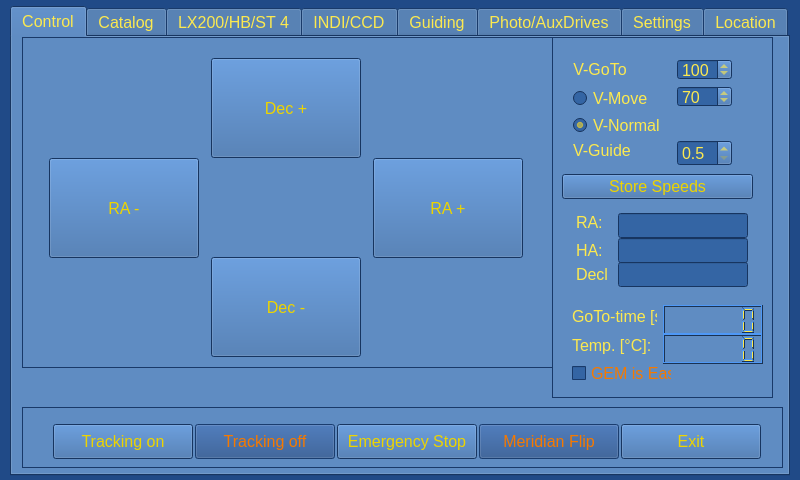
First picture: the form in C++-Source/mainwindow.ui, repository selste/TwoStepperControl, before the edit.
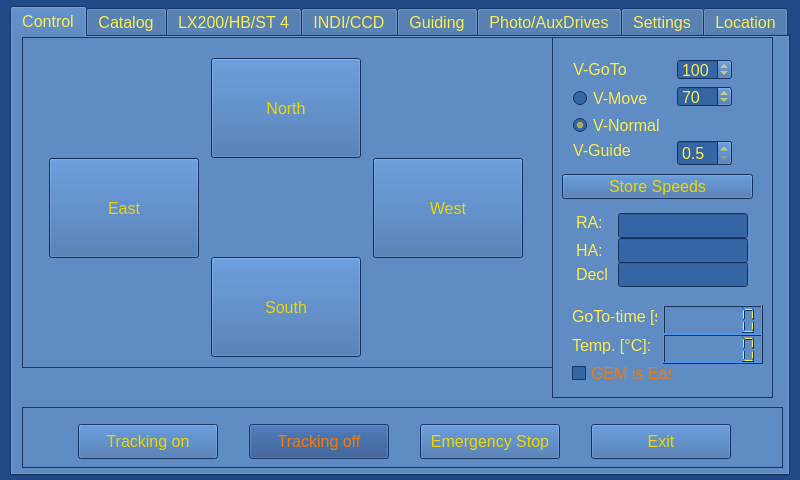
Second picture: the form after the edit.

```diff
--- a/C++-Source/mainwindow.ui
+++ b/C++-Source/mainwindow.ui
@@ -959,7 +959,7 @@
            </size>
           </property>
           <property name="text">
-           <string>Dec -</string>
+           <string>South</string>
           </property>
          </widget>
         </item>
@@ -978,7 +978,7 @@
            </size>
           </property>
           <property name="text">
-           <string>RA -</string>
+           <string>East</string>
           </property>
          </widget>
         </item>
@@ -1003,7 +1003,7 @@
            </size>
           </property>
           <property name="text">
-           <string>Dec +</string>
+           <string>North</string>
           </property>
          </widget>
         </item>
@@ -1022,7 +1022,7 @@
            </size>
           </property>
           <property name="text">
-           <string>RA +</string>
+           <string>West</string>
           </property>
          </widget>
         </item>
@@ -1120,28 +1120,6 @@
           </property>
          </widget>
         </item>
-        <item>
-         <widget class="QPushButton" name="pbMeridianFlip">
-          <property name="enabled">
-           <bool>false</bool>
-          </property>
-          <property name="minimumSize">
-           <size>
-            <width>140</width>
-            <height>35</height>
-           </size>
-          </property>
-          <property name="maximumSize">
-           <size>
-            <width>140</width>
-            <height>35</height>
-           </size>
-          </property>
-          <property name="text">
-           <string>Meridian Flip</string>
-          </property>
-         </widget>
-        </item>
         <item>
          <widget class="QPushButton" name="pbExit">
           <property name="sizePolicy">
```
Left out of the diff: 39 changed lines with no effect on the pictures.
